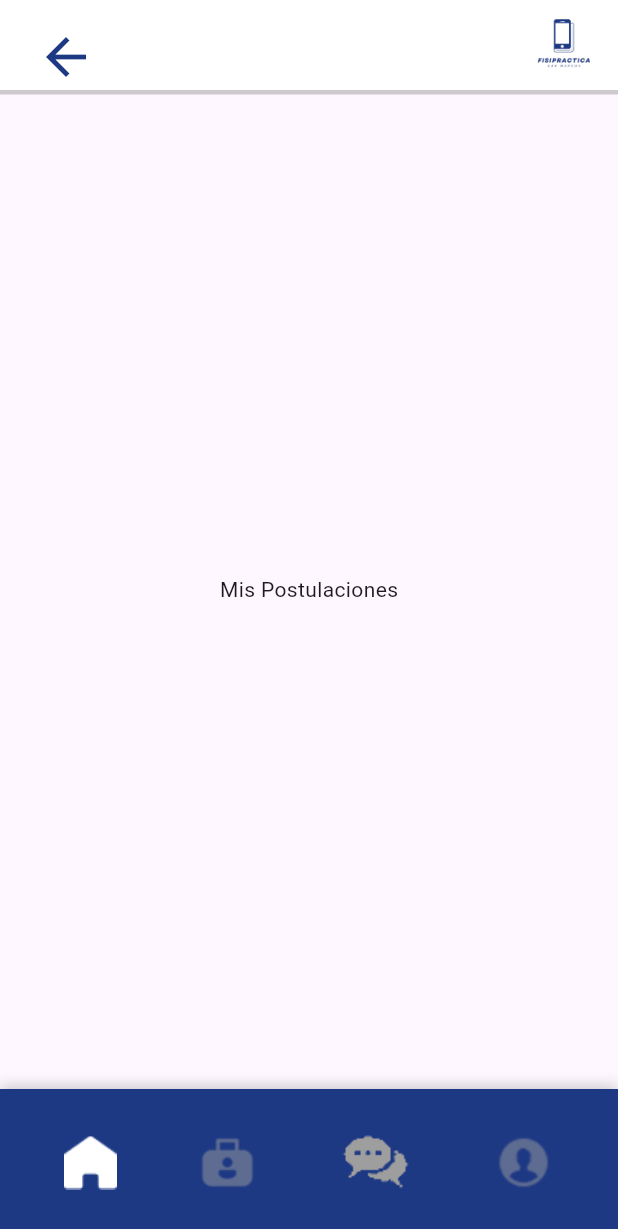
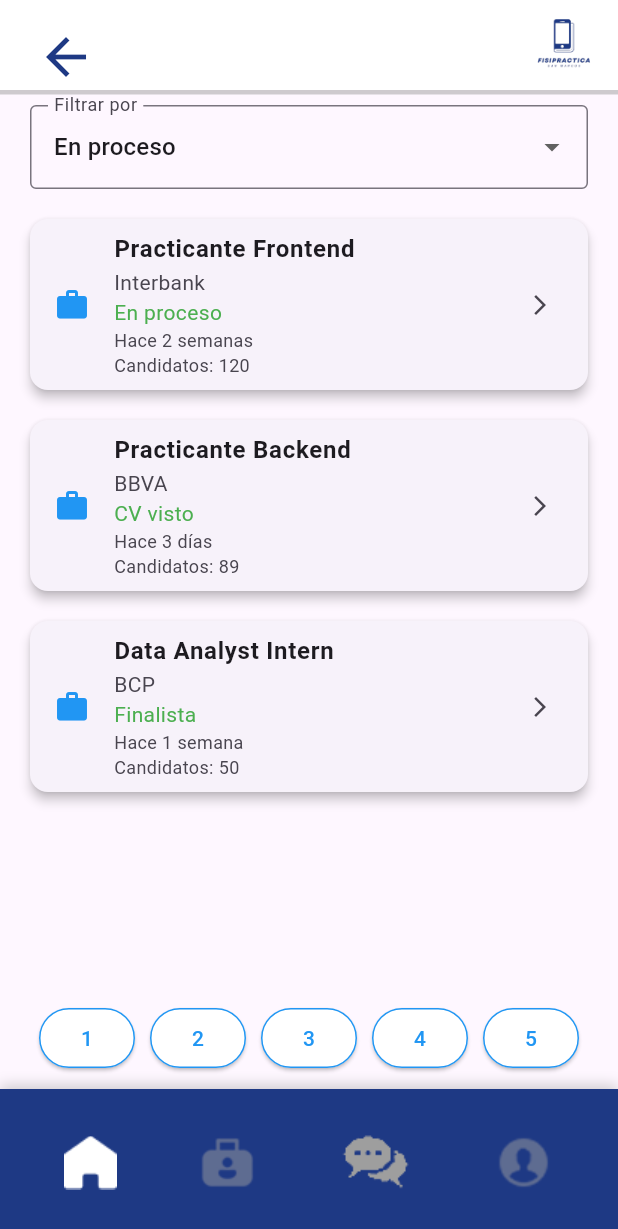
Before and after one commit to LKA102/G7-FISIPRACTICA, a Flutter app: the MisPostulacionesScreen screen opened by its route, on a phone screen of 412 x 824 dp. Shown: the top 1229 px of the screen. Run offline on Flutter 3.47's test engine with Material 3 defaults, Android fonts, the phone set to English and light mode, and no system bars; our stand-ins replace dio, flutter_dotenv, logger; accounts and stored records are empty.

```diff
--- a/flutter_app/lib/screens/mis_postulaciones_screen.dart
+++ b/flutter_app/lib/screens/mis_postulaciones_screen.dart
@@ -15,15 +15,22 @@ class _MisPostulacionesScreenState extends State<MisPostulacionesScreen> {
   @override
   Widget build(BuildContext context) {
     return Scaffold(
-      appBar: PreferredSize(
-        preferredSize: Size.fromHeight(
-            60.0), // Ajusta la altura del Header si es necesario
-        child: Header(), // Agrega el header si lo usas en otras pantallas
+      appBar: const PreferredSize(
+        preferredSize: Size.fromHeight(60.0),
+        child: Header(),
       ),
-      body: Center(
-        child: Text("Mis Postulaciones"),
+      body: Column(
+        children: [
+          const SizedBox(height: 10),
+          _buildFilter(),
+          const SizedBox(height: 10),
+          Expanded(
+              child:
+                  _buildPostulacionesList()), // Uso de Expanded para evitar overflow
+          _buildPagination(),
+        ],
       ),
-      bottomNavigationBar: Footer(), // Agregar el footer aquí
+      bottomNavigationBar: const Footer(), // Se mantiene el footer
     );
   }
 
@@ -92,11 +99,12 @@ class _MisPostulacionesScreenState extends State<MisPostulacionesScreen> {
             subtitle: Column(
               crossAxisAlignment: CrossAxisAlignment.start,
               children: [
-                Text(post["empresa"]),
+                Text(post["empresa"], style: const TextStyle(fontSize: 14)),
                 Text(post["estatus"],
-                    style: const TextStyle(color: Colors.green)),
-                Text(post["tiempo"]),
-                Text("Candidatos: ${post["candidatos"]}"),
+                    style: const TextStyle(color: Colors.green, fontSize: 14)),
+                Text(post["tiempo"], style: const TextStyle(fontSize: 12)),
+                Text("Candidatos: ${post["candidatos"]}",
+                    style: const TextStyle(fontSize: 12)),
               ],
             ),
             trailing: const Icon(Icons.arrow_forward_ios, size: 16),
@@ -134,17 +142,4 @@ class _MisPostulacionesScreenState extends State<MisPostulacionesScreen> {
       ),
     );
   }
-
-  // Implementación del Bottom Navigation Bar
-  Widget _buildBottomNavigationBar() {
-    return BottomNavigationBar(
-      currentIndex: 1, // Segundo icono del footer (Mis Postulaciones)
-      items: const [
-        BottomNavigationBarItem(icon: Icon(Icons.home), label: "Inicio"),
-        BottomNavigationBarItem(
-            icon: Icon(Icons.work), label: "Mis Postulaciones"),
-        BottomNavigationBarItem(icon: Icon(Icons.person), label: "Perfil"),
-      ],
-    );
-  }
 }
```
